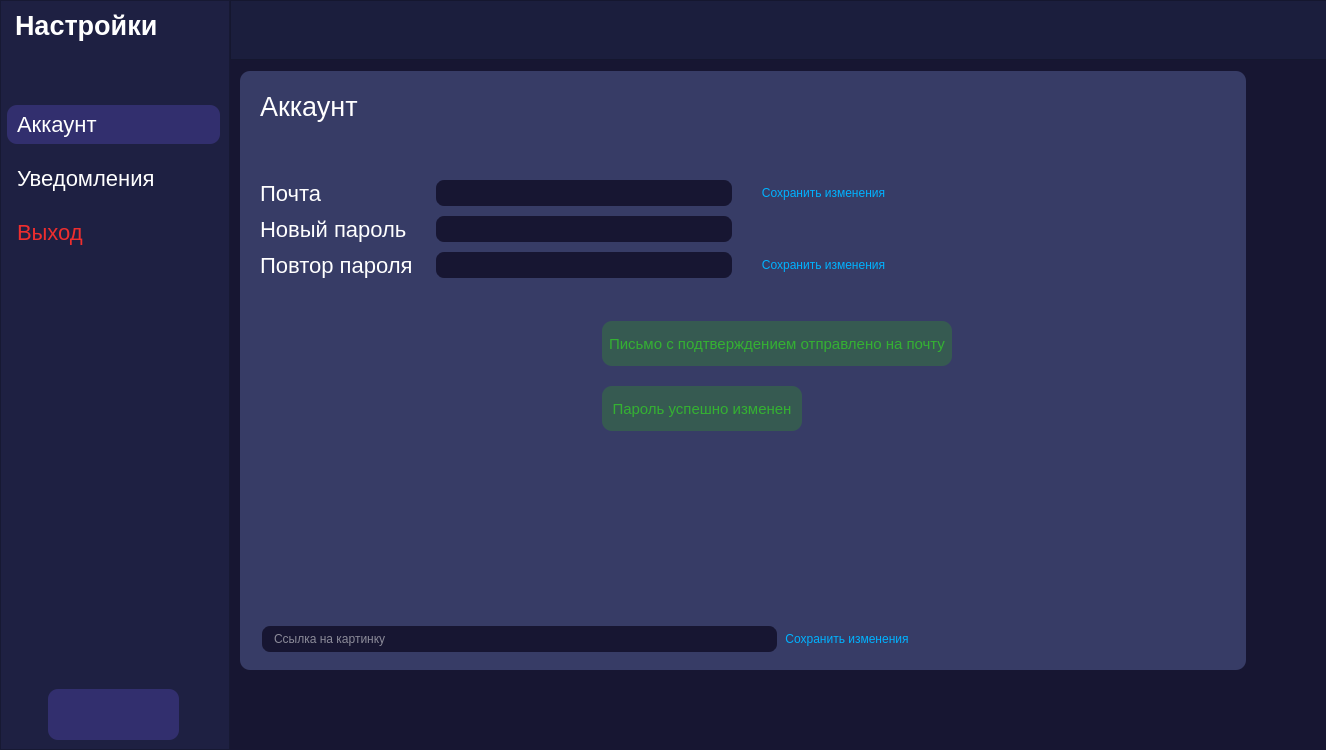
Qt form interfaces/settings_page.ui (ArtShibaev/Bugtracker) before a commit.
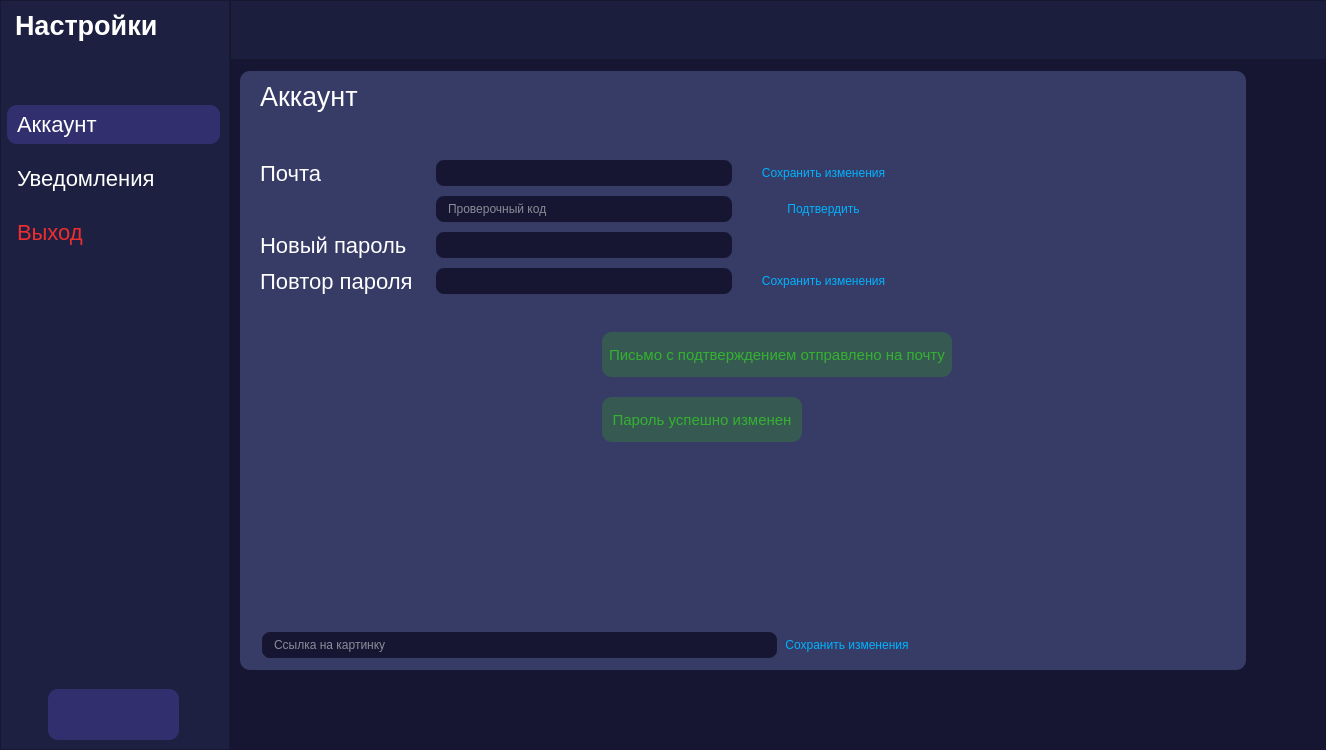
The same form after that commit.

Commit message: Изменение почты в бд - в интерфейс добавлен инпут и кнопка - добавлена валидация почты - добавлено подтверждение кода из письма - добавлена проверка на ввод текущей почты в инпут новой

```diff
--- a/interfaces/settings_page.ui
+++ b/interfaces/settings_page.ui
@@ -525,6 +525,82 @@
            </item>
            <item row="2" column="0" colspan="2">
             <layout class="QGridLayout" name="gridLayout">
+             <item row="3" column="2">
+              <widget class="QPushButton" name="Save_password">
+               <property name="maximumSize">
+                <size>
+                 <width>167</width>
+                 <height>16777215</height>
+                </size>
+               </property>
+               <property name="cursor">
+                <cursorShape>PointingHandCursor</cursorShape>
+               </property>
+               <property name="styleSheet">
+                <string notr="true">background-color: transparent;
+color: #00B2FF;</string>
+               </property>
+               <property name="text">
+                <string>Сохранить изменения</string>
+               </property>
+              </widget>
+             </item>
+             <item row="3" column="1">
+              <widget class="QLineEdit" name="Input_password2">
+               <property name="maximumSize">
+                <size>
+                 <width>300</width>
+                 <height>16777215</height>
+                </size>
+               </property>
+               <property name="styleSheet">
+                <string notr="true">color: white;
+background-color: #171632;
+border: 2px solid #373C66;
+border-radius: 10px;
+padding: 5px 10px;
+outline: none;</string>
+               </property>
+              </widget>
+             </item>
+             <item row="2" column="1">
+              <widget class="QLineEdit" name="Input_password">
+               <property name="maximumSize">
+                <size>
+                 <width>300</width>
+                 <height>16777215</height>
+                </size>
+               </property>
+               <property name="styleSheet">
+                <string notr="true">color: white;
+background-color: #171632;
+border: 2px solid #373C66;
+border-radius: 10px;
+padding: 5px 10px;
+outline: none;</string>
+               </property>
+              </widget>
+             </item>
+             <item row="0" column="2">
+              <widget class="QPushButton" name="Save_mail">
+               <property name="maximumSize">
+                <size>
+                 <width>167</width>
+                 <height>16777215</height>
+                </size>
+               </property>
+               <property name="cursor">
+                <cursorShape>PointingHandCursor</cursorShape>
+               </property>
+               <property name="styleSheet">
+                <string notr="true">background-color: transparent;
+color: #00B2FF;</string>
+               </property>
+               <property name="text">
+                <string>Сохранить изменения</string>
+               </property>
+              </widget>
+             </item>
              <item row="0" column="0">
               <widget class="QLabel" name="label">
                <property name="maximumSize">
@@ -543,7 +619,7 @@
                </property>
               </widget>
              </item>
-             <item row="2" column="0">
+             <item row="3" column="0">
               <widget class="QLabel" name="label_3">
                <property name="styleSheet">
                 <string notr="true">background-color: transparent;
@@ -555,7 +631,7 @@
                </property>
               </widget>
              </item>
-             <item row="1" column="0">
+             <item row="2" column="0">
               <widget class="QLabel" name="label_2">
                <property name="styleSheet">
                 <string notr="true">background-color: transparent;
@@ -586,7 +662,7 @@
               </widget>
              </item>
              <item row="1" column="1">
-              <widget class="QLineEdit" name="Input_password">
+              <widget class="QLineEdit" name="verification_code">
                <property name="maximumSize">
                 <size>
                  <width>300</width>
@@ -601,50 +677,15 @@
 padding: 5px 10px;
 outline: none;</string>
                </property>
-              </widget>
-             </item>
-             <item row="2" column="2">
-              <widget class="QPushButton" name="Save_password">
-               <property name="maximumSize">
-                <size>
-                 <width>167</width>
-                 <height>16777215</height>
-                </size>
+               <property name="placeholderText">
+                <string>Проверочный код</string>
                </property>
-               <property name="cursor">
-                <cursorShape>PointingHandCursor</cursorShape>
-               </property>
-               <property name="styleSheet">
-                <string notr="true">background-color: transparent;
-color: #00B2FF;</string>
-               </property>
-               <property name="text">
-                <string>Сохранить изменения</string>
-               </property>
               </widget>
              </item>
-             <item row="2" column="1">
-              <widget class="QLineEdit" name="Input_password2">
+             <item row="1" column="2">
+              <widget class="QPushButton" name="submit_verification_code">
                <property name="maximumSize">
                 <size>
-                 <width>300</width>
-                 <height>16777215</height>
-                </size>
-               </property>
-               <property name="styleSheet">
-                <string notr="true">color: white;
-background-color: #171632;
-border: 2px solid #373C66;
-border-radius: 10px;
-padding: 5px 10px;
-outline: none;</string>
-               </property>
-              </widget>
-             </item>
-             <item row="0" column="2">
-              <widget class="QPushButton" name="Save_mail">
-               <property name="maximumSize">
-                <size>
                  <width>167</width>
                  <height>16777215</height>
                 </size>
@@ -657,7 +698,7 @@
 color: #00B2FF;</string>
                </property>
                <property name="text">
-                <string>Сохранить изменения</string>
+                <string>Подтвердить</string>
                </property>
               </widget>
              </item>
```
Left out of the diff: 2 changed lines with no effect on the pictures. The commit also changes 2 other files.
